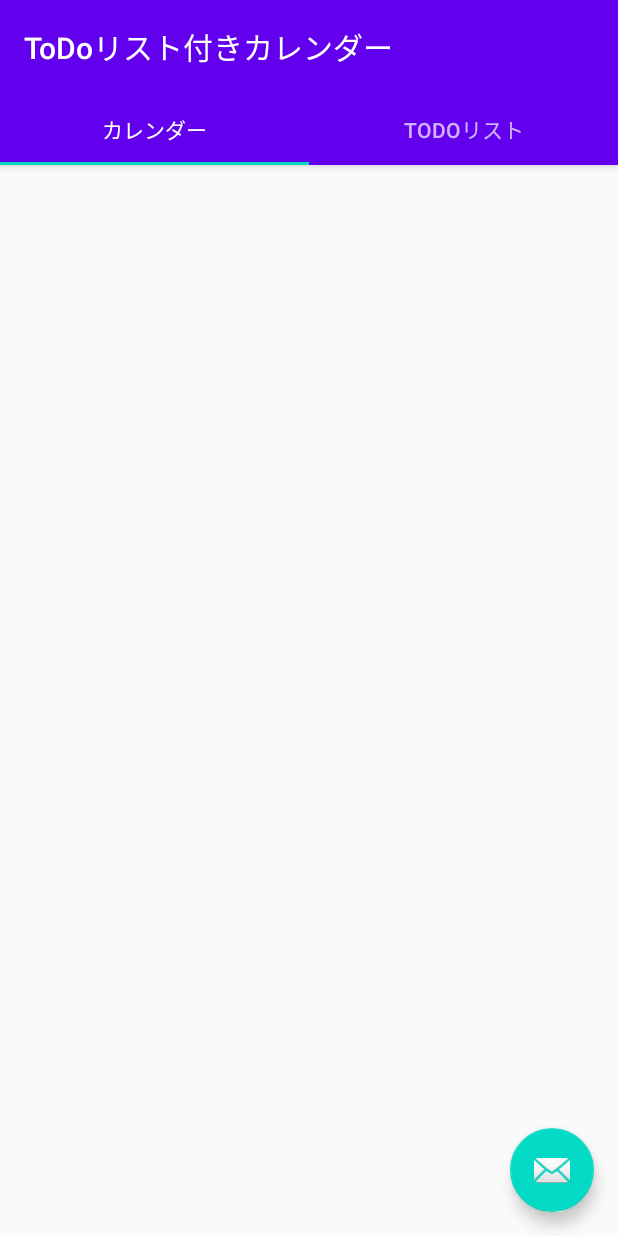
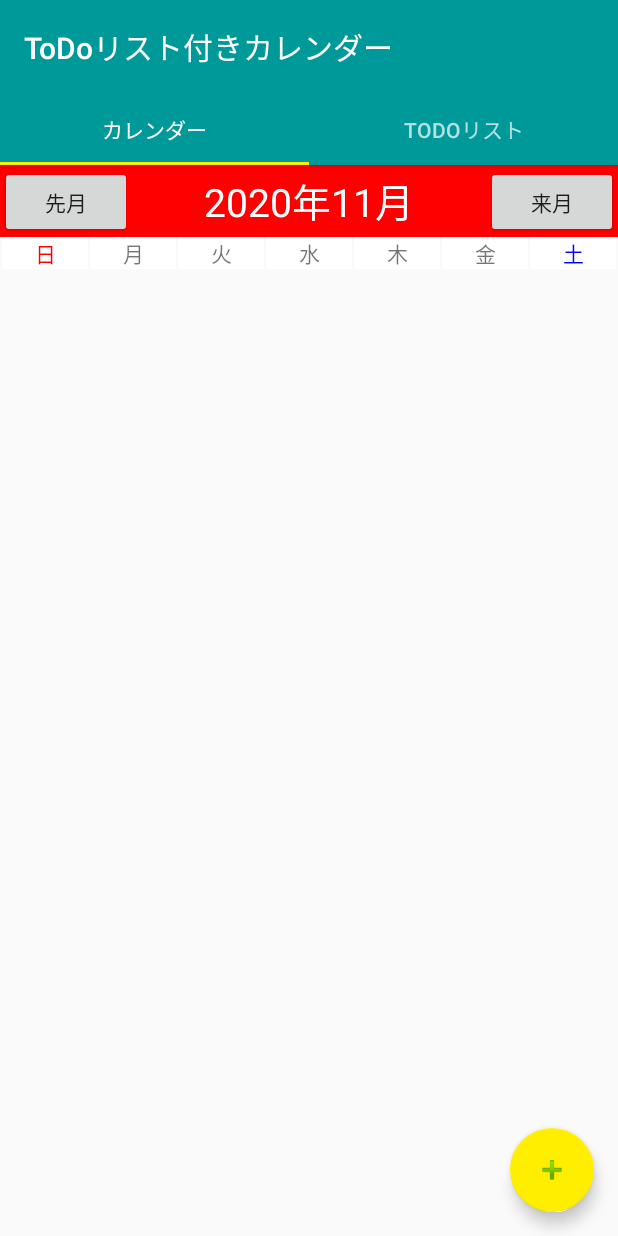
Before and after one commit to Absolute-Value/ToDoCalendar, an Android app: the screen it shows after launch (MainActivity), on a phone screen of 412 x 824 dp. Run offline under Robolectric (Android 15) with nearby library versions, the phone set to English and light mode, and no system bars.

Commit message:
基本的なレイアウトの作成

```diff
--- a/app/src/main/java/com/example/x3033076/finalextodocalendar/MainActivity.java
+++ b/app/src/main/java/com/example/x3033076/finalextodocalendar/MainActivity.java
@@ -26,7 +26,7 @@ public class MainActivity extends AppCompatActivity {
         viewPager.setAdapter(sectionsPagerAdapter);
         TabLayout tabs = findViewById(R.id.tabs);
         tabs.setupWithViewPager(viewPager);
-        FloatingActionButton fab = findViewById(R.id.fab);
+        FloatingActionButton fab = findViewById(R.id.addFab);
 
         fab.setOnClickListener(new View.OnClickListener() {
             @Override
--- a/app/src/main/java/com/example/x3033076/finalextodocalendar/ToDoList.java
+++ b/app/src/main/java/com/example/x3033076/finalextodocalendar/ToDoList.java
@@ -19,7 +19,9 @@ public class ToDoList extends Fragment {
     public View onCreateView(@NonNull LayoutInflater inflater,
                              @Nullable ViewGroup container,
                              @Nullable Bundle savedInstanceState) {
+
         tdRootView = inflater.inflate(R.layout.todo_list_layout, container, false);
+
         return tdRootView;
     }
 }
--- a/app/src/main/res/layout/activity_main.xml
+++ b/app/src/main/res/layout/activity_main.xml
@@ -35,10 +35,10 @@
         app:layout_behavior="@string/appbar_scrolling_view_behavior" />
 
     <com.google.android.material.floatingactionbutton.FloatingActionButton
-        android:id="@+id/fab"
+        android:id="@+id/addFab"
         android:layout_width="wrap_content"
         android:layout_height="wrap_content"
         android:layout_gravity="bottom|end"
         android:layout_margin="@dimen/fab_margin"
-        app:srcCompat="@android:drawable/ic_dialog_email" />
+        android:src="@android:drawable/ic_input_add"/>
 </androidx.coordinatorlayout.widget.CoordinatorLayout>
--- a/app/src/main/res/layout/calendar_layout.xml
+++ b/app/src/main/res/layout/calendar_layout.xml
@@ -3,4 +3,122 @@
     xmlns:android="http://schemas.android.com/apk/res/android" android:layout_width="match_parent"
     android:layout_height="match_parent">
 
+    <LinearLayout
+        android:layout_width="match_parent"
+        android:layout_height="match_parent"
+        android:orientation="vertical">
+
+        <LinearLayout
+            android:layout_width="match_parent"
+            android:layout_height="wrap_content"
+            android:orientation="horizontal"
+            android:background="@color/colorRed">
+
+            <Button
+                android:id="@+id/prevBtn"
+                android:layout_width="wrap_content"
+                android:layout_height="wrap_content"
+                android:text="@string/prev_month"/>
+
+            <TextView
+                android:id="@+id/monthTV"
+                android:layout_width="0dp"
+                android:layout_height="match_parent"
+                android:layout_weight="1"
+                android:text="2020年11月"
+                android:textColor="@color/colorWhite"
+                android:textSize="26dp"
+                android:gravity="center"/>
+
+            <Button
+                android:id="@+id/nextBtn"
+                android:layout_width="wrap_content"
+                android:layout_height="wrap_content"
+                android:text="@string/next_month"/>
+
+        </LinearLayout>
+
+        <LinearLayout
+            android:layout_width="match_parent"
+            android:layout_height="wrap_content"
+            android:orientation="horizontal">
+
+            <TextView
+                android:layout_width="0dp"
+                android:layout_height="wrap_content"
+                android:layout_weight="1"
+                android:layout_marginHorizontal="1dp"
+                android:text="@string/sunday"
+                android:textColor="@color/colorRed"
+                android:background="@color/colorWhite"
+                android:gravity="center"/>
+
+            <TextView
+                android:layout_width="0dp"
+                android:layout_height="wrap_content"
+                android:layout_weight="1"
+                android:layout_marginRight="1dp"
+                android:text="@string/monday"
+                android:background="@color/colorWhite"
+                android:gravity="center"/>
+
+            <TextView
+                android:layout_width="0dp"
+                android:layout_height="wrap_content"
+                android:layout_weight="1"
+                android:layout_marginRight="1dp"
+                android:text="@string/tuesday"
+                android:background="@color/colorWhite"
+                android:gravity="center"/>
+
+            <TextView
+                android:layout_width="0dp"
+                android:layout_height="wrap_content"
+                android:layout_weight="1"
+                android:layout_marginRight="1dp"
+                android:text="@string/wednesday"
+                android:background="@color/colorWhite"
+                android:gravity="center"/>
+
+            <TextView
+                android:layout_width="0dp"
+                android:layout_height="wrap_content"
+                android:layout_weight="1"
+                android:layout_marginRight="1dp"
+                android:text="@string/thursday"
+                android:background="@color/colorWhite"
+                android:gravity="center"/>
+
+            <TextView
+                android:layout_width="0dp"
+                android:layout_height="wrap_content"
+                android:layout_weight="1"
+                android:layout_marginRight="1dp"
+                android:text="@string/friday"
+                android:background="@color/colorWhite"
+                android:gravity="center"/>
+
+            <TextView
+                android:layout_width="0dp"
+                android:layout_height="wrap_content"
+                android:layout_weight="1"
+                android:layout_marginRight="1dp"
+                android:text="@string/saturday"
+                android:textColor="@color/colorBlue"
+                android:background="@color/colorWhite"
+                android:gravity="center"/>
+
+        </LinearLayout>
+
+        <GridView
+            android:layout_width="match_parent"
+            android:layout_height="0dp"
+            android:layout_weight="3"/>
+
+        <TextView
+            android:layout_width="match_parent"
+            android:layout_height="0dp"
+            android:layout_weight="1"/>
+
+    </LinearLayout>
 </androidx.constraintlayout.widget.ConstraintLayout>
--- a/app/src/main/res/layout/todo_list_layout.xml
+++ b/app/src/main/res/layout/todo_list_layout.xml
@@ -3,4 +3,9 @@
     xmlns:android="http://schemas.android.com/apk/res/android" android:layout_width="match_parent"
     android:layout_height="match_parent">
 
+    <ListView
+        android:id="@+id/toDoLV"
+        android:layout_width="match_parent"
+        android:layout_height="match_parent"/>
+
 </androidx.constraintlayout.widget.ConstraintLayout>
--- a/app/src/main/res/values/colors.xml
+++ b/app/src/main/res/values/colors.xml
@@ -1,6 +1,9 @@
 <?xml version="1.0" encoding="utf-8"?>
 <resources>
-    <color name="colorPrimary">#6200EE</color>
-    <color name="colorPrimaryDark">#3700B3</color>
-    <color name="colorAccent">#03DAC5</color>
+    <color name="colorPrimary">#099</color>
+    <color name="colorPrimaryDark">#055</color>
+    <color name="colorAccent">#FE0</color>
+    <color name="colorRed">#F00</color>
+    <color name="colorBlue">#00F</color>
+    <color name="colorWhite">#FFF</color>
 </resources>
--- a/app/src/main/res/values/strings.xml
+++ b/app/src/main/res/values/strings.xml
@@ -2,4 +2,13 @@
     <string name="app_name">ToDoリスト付きカレンダー</string>
     <string name="tab_text_1">カレンダー</string>
     <string name="tab_text_2">ToDoリスト</string>
+    <string name="prev_month">先月</string>
+    <string name="next_month">来月</string>
+    <string name="sunday">日</string>
+    <string name="monday">月</string>
+    <string name="tuesday">火</string>
+    <string name="wednesday">水</string>
+    <string name="thursday">木</string>
+    <string name="friday">金</string>
+    <string name="saturday">土</string>
 </resources>
```
